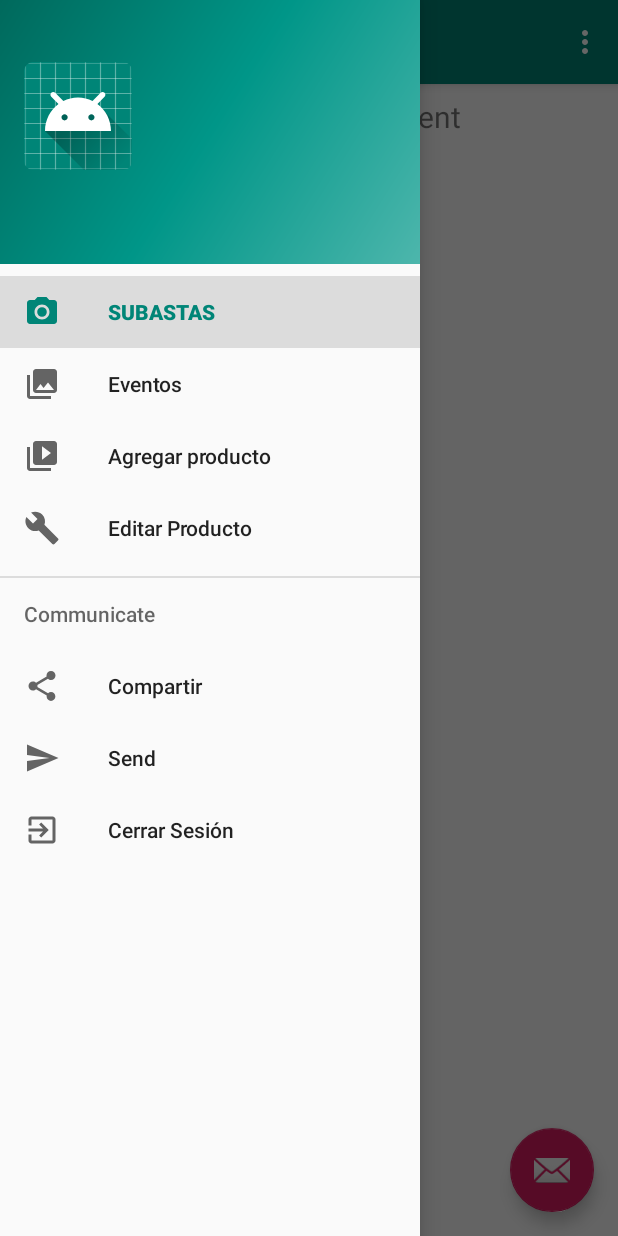
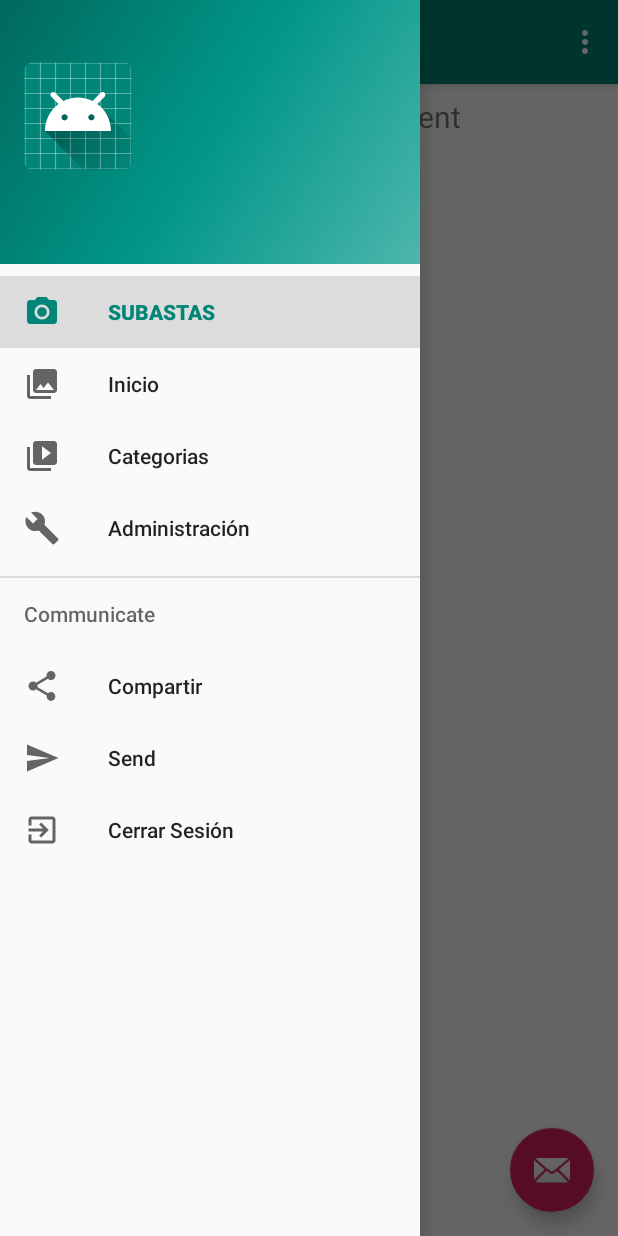
Before and after one commit to trabajointerdisciplinar19/grupo4, an Android app: the screen it shows after launch once a user with an empty profile is signed in (MainActivity), with the side drawer open, on a phone screen of 412 x 824 dp. Run offline under Robolectric (Android 15) with nearby library versions, the phone set to English and light mode, and no system bars; our stand-ins replace Firebase (no records; nobody signed in at launch, a user with empty details on screens opened directly), navigation-ui.

Commit message:
Android actualizacion

```diff
--- a/SubastasApp/app/src/main/res/values/strings.xml
+++ b/SubastasApp/app/src/main/res/values/strings.xml
@@ -8,9 +8,9 @@
     <string name="action_settings">Ajustes</string>
 
     <string name="menu_home">SUBASTAS</string>
-    <string name="menu_gallery">Eventos</string>
-    <string name="menu_slideshow">Agregar producto</string>
-    <string name="menu_tools">Editar Producto</string>
+    <string name="menu_gallery">Inicio</string>
+    <string name="menu_slideshow">Categorias</string>
+    <string name="menu_tools">Administración</string>
     <string name="menu_share">Compartir</string>
     <string name="menu_send">Send</string>
     <string name="menu_signOut">Cerrar Sesión</string>
```
